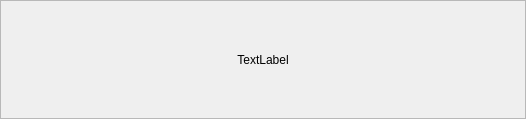
mutecypher/lastfm-desktop, file app/client/Widgets/TrackWidget.ui: the form before one commit.
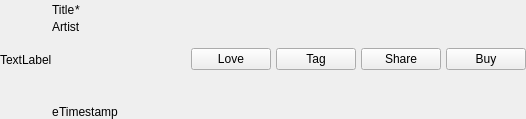
The form after the commit. The open tabs and pages were chosen to show the change. Custom widgets are drawn as their Qt base class.

Commit message: Clicking on a track widget now disables the widget, keeps the background in the same colour as pressed, and overlays a spinner.

What changed in the file:
```diff
--- a/app/client/Widgets/TrackWidget.ui
+++ b/app/client/Widgets/TrackWidget.ui
@@ -27,15 +27,14 @@
     <number>0</number>
    </property>
    <item>
-    <widget class="QStackedWidget" name="stackedWidget">
+    <widget class="QFrame" name="frame">
      <property name="frameShape">
-      <enum>QFrame::StyledPanel</enum>
+      <enum>QFrame::NoFrame</enum>
      </property>
      <property name="frameShadow">
       <enum>QFrame::Raised</enum>
      </property>
-     <widget class="QWidget" name="trackPage">
-      <layout class="QHBoxLayout" name="layout">
+     <layout class="QHBoxLayout" name="horizontalLayout">
        <property name="spacing">
         <number>0</number>
        </property>
@@ -193,27 +192,6 @@
         </layout>
        </item>
       </layout>
-     </widget>
-     <widget class="QWidget" name="spinnerPage">
-      <layout class="QVBoxLayout" name="verticalLayout_2">
-       <property name="spacing">
-        <number>0</number>
-       </property>
-       <property name="margin">
-        <number>0</number>
-       </property>
-       <item>
-        <widget class="QLabel" name="spinner">
-         <property name="text">
-          <string>TextLabel</string>
-         </property>
-         <property name="alignment">
-          <set>Qt::AlignCenter</set>
-         </property>
-        </widget>
-       </item>
-      </layout>
-     </widget>
     </widget>
    </item>
   </layout>
```
Lines whose indentation alone changed are shown as unchanged. The commit also changes 3 other files.
